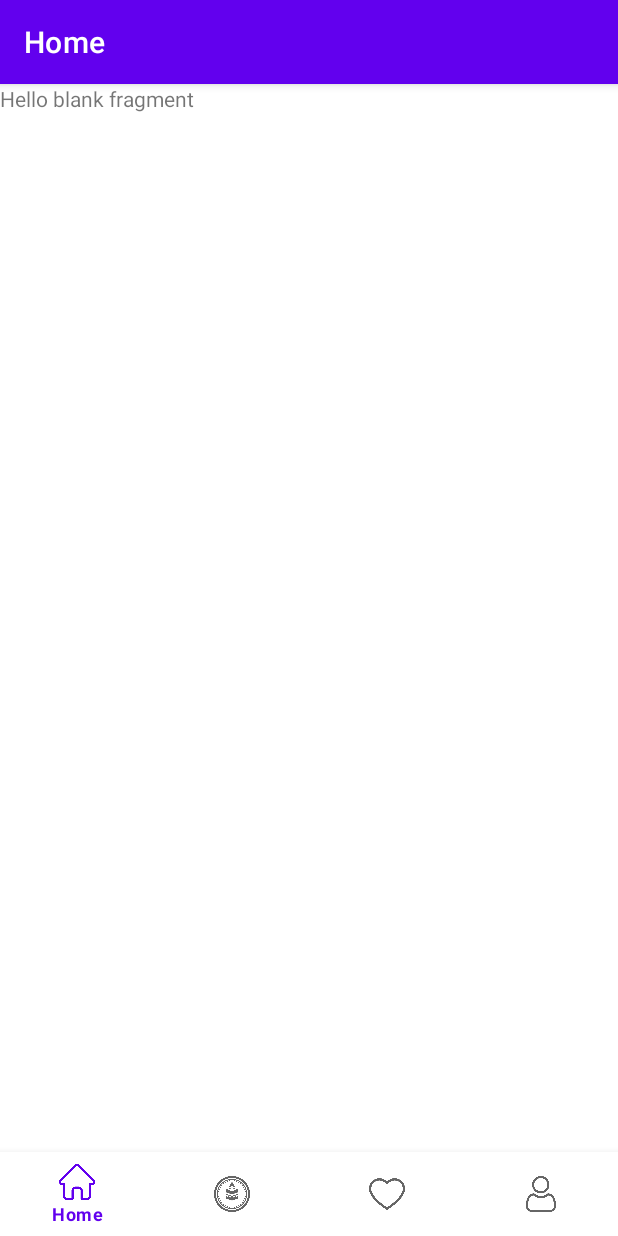
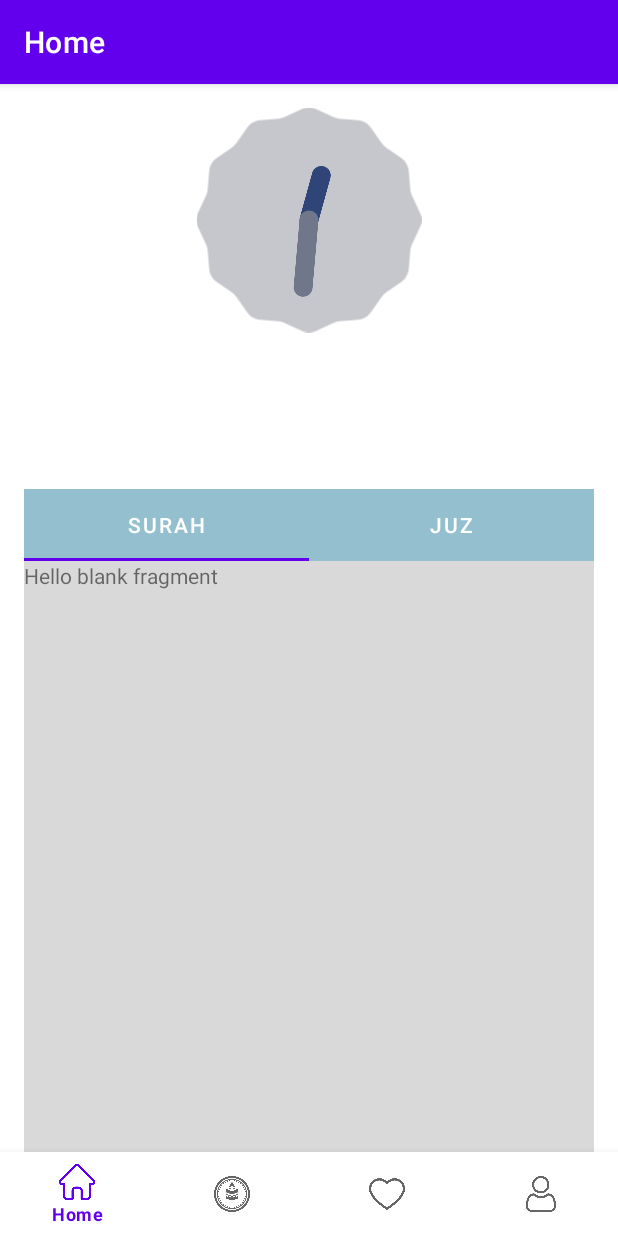
Before and after one commit to Alfianmuh12/Ndarus, an Android app: the screen it shows after launch (MainActivity), on a phone screen of 412 x 824 dp. Run offline under Robolectric (Android 15) with nearby library versions, the phone set to English and light mode, and no system bars; our stand-ins replace navigation-ui.

Commit message:
Add Clock and SectionPager in HomeFragment

```diff
--- a/app/build.gradle
+++ b/app/build.gradle
@@ -47,5 +47,7 @@ dependencies {
     implementation 'androidx.navigation:navigation-fragment-ktx:2.5.3'
     implementation 'androidx.navigation:navigation-ui-ktx:2.5.3'
     implementation 'com.squareup.moshi:moshi-kotlin:1.13.0'
+    implementation "androidx.viewpager2:viewpager2:1.0.0"
+
 
 }
--- a/app/src/main/java/com/example/ndarus/HomeFragment.kt
+++ b/app/src/main/java/com/example/ndarus/HomeFragment.kt
@@ -1,19 +1,48 @@
 package com.example.ndarus
 
+
+import android.graphics.Color
 import android.os.Bundle
 import androidx.fragment.app.Fragment
 import android.view.LayoutInflater
 import android.view.View
 import android.view.ViewGroup
+import android.widget.LinearLayout
+import android.widget.TextView
+import androidx.annotation.StringRes
+import androidx.appcompat.app.AppCompatActivity
+import androidx.fragment.app.FragmentActivity
+import androidx.viewpager2.widget.ViewPager2
+import com.google.android.material.tabs.TabLayout
+import com.google.android.material.tabs.TabLayoutMediator
 
 
 class HomeFragment : Fragment() {
+
+    companion object {
+        @StringRes
+        private val TAB_TITLES = intArrayOf(
+            R.string.tab_surah,
+            R.string.tab_Juz
+        )
+    }
 
     override fun onCreateView(
         inflater: LayoutInflater, container: ViewGroup?,
         savedInstanceState: Bundle?
     ): View? {
-        // Inflate the layout for this fragment
-        return inflater.inflate(R.layout.fragment_home, container, false)
+        val rootView = inflater.inflate(R.layout.fragment_home, container, false)
+
+        val sectionsPagerAdapter = SectionsPagerAdapter(requireActivity() as AppCompatActivity)
+        val viewPager: ViewPager2 = rootView.findViewById(R.id.view_pager)
+        viewPager.adapter = sectionsPagerAdapter
+
+        val tabs: TabLayout = rootView.findViewById(R.id.tabs)
+        TabLayoutMediator(tabs, viewPager) { tab, position ->
+            tab.text = resources.getString(TAB_TITLES[position])
+        }.attach()
+
+
+        return rootView
     }
 }
--- /dev/null
+++ b/app/src/main/java/com/example/ndarus/JuzFragment.kt
@@ -0,0 +1,18 @@
+package com.example.ndarus
+
+import android.os.Bundle
+import androidx.fragment.app.Fragment
+import android.view.LayoutInflater
+import android.view.View
+import android.view.ViewGroup
+
+class JuzFragment : Fragment() {
+    override fun onCreateView(
+        inflater: LayoutInflater, container: ViewGroup?,
+        savedInstanceState: Bundle?
+    ): View? {
+        // Inflate the layout for this fragment
+        return inflater.inflate(R.layout.fragment_juz, container, false)
+    }
+
+}
--- /dev/null
+++ b/app/src/main/java/com/example/ndarus/SectionsPagerAdapter.kt
@@ -0,0 +1,24 @@
+package com.example.ndarus
+
+
+import androidx.appcompat.app.AppCompatActivity
+import androidx.fragment.app.Fragment
+import androidx.viewpager2.adapter.FragmentStateAdapter
+
+
+class SectionsPagerAdapter(activity: AppCompatActivity) : FragmentStateAdapter(activity) {
+
+    override fun getItemCount(): Int {
+        return 2
+    }
+
+    override fun createFragment(position: Int): Fragment {
+        var fragment: Fragment? = null
+        when (position) {
+            0 -> fragment = SurahFragment()
+            1 -> fragment = JuzFragment()
+        }
+        return fragment as Fragment
+    }
+
+}
--- /dev/null
+++ b/app/src/main/java/com/example/ndarus/SurahFragment.kt
@@ -0,0 +1,19 @@
+package com.example.ndarus
+
+import android.os.Bundle
+import androidx.fragment.app.Fragment
+import android.view.LayoutInflater
+import android.view.View
+import android.view.ViewGroup
+
+
+class SurahFragment : Fragment() {
+
+    override fun onCreateView(
+        inflater: LayoutInflater, container: ViewGroup?,
+        savedInstanceState: Bundle?
+    ): View? {
+        // Inflate the layout for this fragment
+        return inflater.inflate(R.layout.fragment_surah, container, false)
+    }
+}
--- /dev/null
+++ b/app/src/main/res/drawable/rounded_backgorund.xml
@@ -0,0 +1,4 @@
+<shape xmlns:android="http://schemas.android.com/apk/res/android">
+    <solid android:color="#D9D9D9" />
+    <corners android:radius="20dp" />
+</shape>
--- a/app/src/main/res/layout/fragment_home.xml
+++ b/app/src/main/res/layout/fragment_home.xml
@@ -1,14 +1,63 @@
 <?xml version="1.0" encoding="utf-8"?>
 <FrameLayout xmlns:android="http://schemas.android.com/apk/res/android"
+    xmlns:app="http://schemas.android.com/apk/res-auto"
     xmlns:tools="http://schemas.android.com/tools"
     android:layout_width="match_parent"
     android:layout_height="match_parent"
     tools:context=".HomeFragment">
 
-    <!-- TODO: Update blank fragment layout -->
-    <TextView
+    <androidx.constraintlayout.widget.ConstraintLayout
         android:layout_width="match_parent"
-        android:layout_height="match_parent"
-        android:text="@string/hello_blank_fragment" />
+        android:layout_height="match_parent">
+
+        <AnalogClock
+            android:id="@+id/analogClock"
+            android:layout_width="wrap_content"
+            android:layout_height="150dp"
+            android:layout_marginTop="16dp"
+            app:layout_constraintEnd_toEndOf="parent"
+            app:layout_constraintStart_toStartOf="parent"
+            app:layout_constraintTop_toTopOf="parent" />
+
+        <androidx.recyclerview.widget.RecyclerView
+            android:id="@+id/rv_praytime"
+            android:layout_width="match_parent"
+            android:layout_height="80dp"
+            android:layout_marginStart="16dp"
+            android:layout_marginTop="16dp"
+            android:layout_marginEnd="16dp"
+            app:layout_constraintEnd_toEndOf="parent"
+            app:layout_constraintStart_toStartOf="parent"
+            app:layout_constraintTop_toBottomOf="@+id/analogClock" />
+
+        <LinearLayout
+            android:layout_width="match_parent"
+            android:layout_height="0dp"
+            android:layout_marginStart="16dp"
+            android:layout_marginTop="8dp"
+            android:layout_marginEnd="16dp"
+            android:background="@drawable/rounded_backgorund"
+            android:orientation="vertical"
+            app:layout_constraintBottom_toBottomOf="parent"
+            app:layout_constraintEnd_toEndOf="parent"
+            app:layout_constraintStart_toStartOf="parent"
+            app:layout_constraintTop_toBottomOf="@+id/rv_praytime">
+
+            <com.google.android.material.tabs.TabLayout
+                android:id="@+id/tabs"
+                android:layout_width="match_parent"
+                android:layout_height="wrap_content"
+                android:background="#93BFCF"
+                app:tabTextColor="@color/white" />
+
+            <androidx.viewpager2.widget.ViewPager2
+                android:id="@+id/view_pager"
+                android:layout_width="match_parent"
+                android:layout_height="match_parent" />
+
+        </LinearLayout>
+    </androidx.constraintlayout.widget.ConstraintLayout>
+
+
 
 </FrameLayout>
--- /dev/null
+++ b/app/src/main/res/layout/fragment_juz.xml
@@ -0,0 +1,14 @@
+<?xml version="1.0" encoding="utf-8"?>
+<FrameLayout xmlns:android="http://schemas.android.com/apk/res/android"
+    xmlns:tools="http://schemas.android.com/tools"
+    android:layout_width="match_parent"
+    android:layout_height="match_parent"
+    tools:context=".JuzFragment">
+
+    <!-- TODO: Update blank fragment layout -->
+    <TextView
+        android:layout_width="match_parent"
+        android:layout_height="match_parent"
+        android:text="@string/hello_blank_fragment" />
+
+</FrameLayout>
--- /dev/null
+++ b/app/src/main/res/layout/fragment_surah.xml
@@ -0,0 +1,14 @@
+<?xml version="1.0" encoding="utf-8"?>
+<FrameLayout xmlns:android="http://schemas.android.com/apk/res/android"
+    xmlns:tools="http://schemas.android.com/tools"
+    android:layout_width="match_parent"
+    android:layout_height="match_parent"
+    tools:context=".SurahFragment">
+
+    <!-- TODO: Update blank fragment layout -->
+    <TextView
+        android:layout_width="match_parent"
+        android:layout_height="match_parent"
+        android:text="@string/hello_blank_fragment" />
+
+</FrameLayout>
--- a/app/src/main/res/values/strings.xml
+++ b/app/src/main/res/values/strings.xml
@@ -7,4 +7,6 @@
     <string name="title_setting">Setting</string>
     <!-- TODO: Remove or change this placeholder text -->
     <string name="hello_blank_fragment">Hello blank fragment</string>
+    <string name="tab_surah">Surah</string>
+    <string name="tab_Juz">Juz</string>
 </resources>
```
